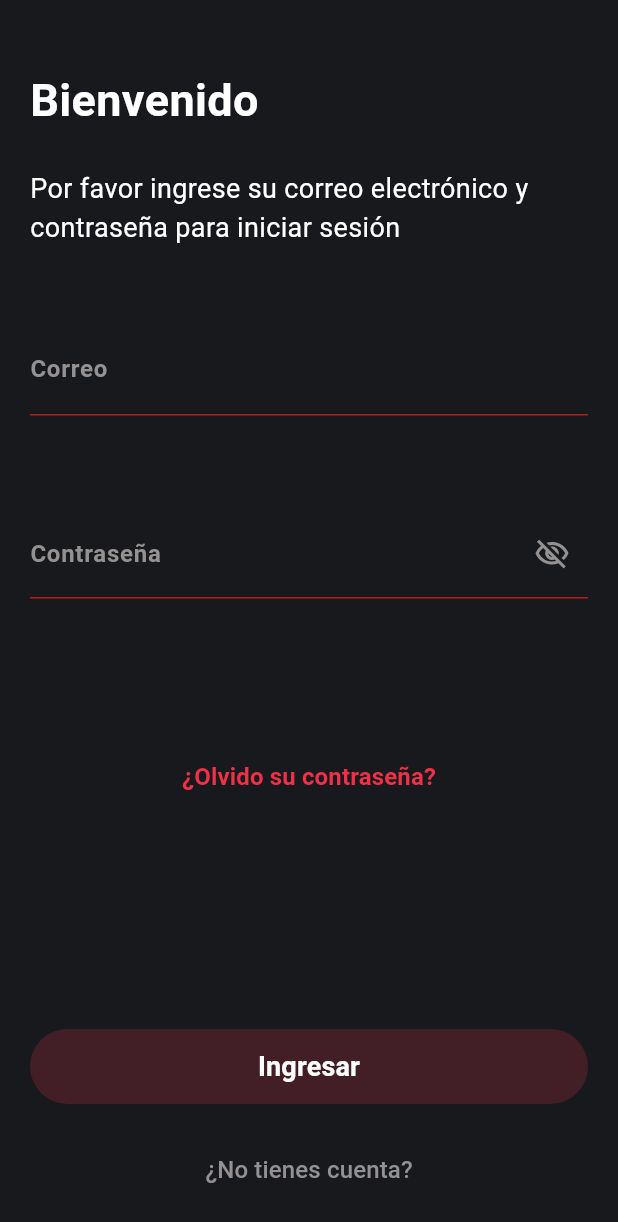
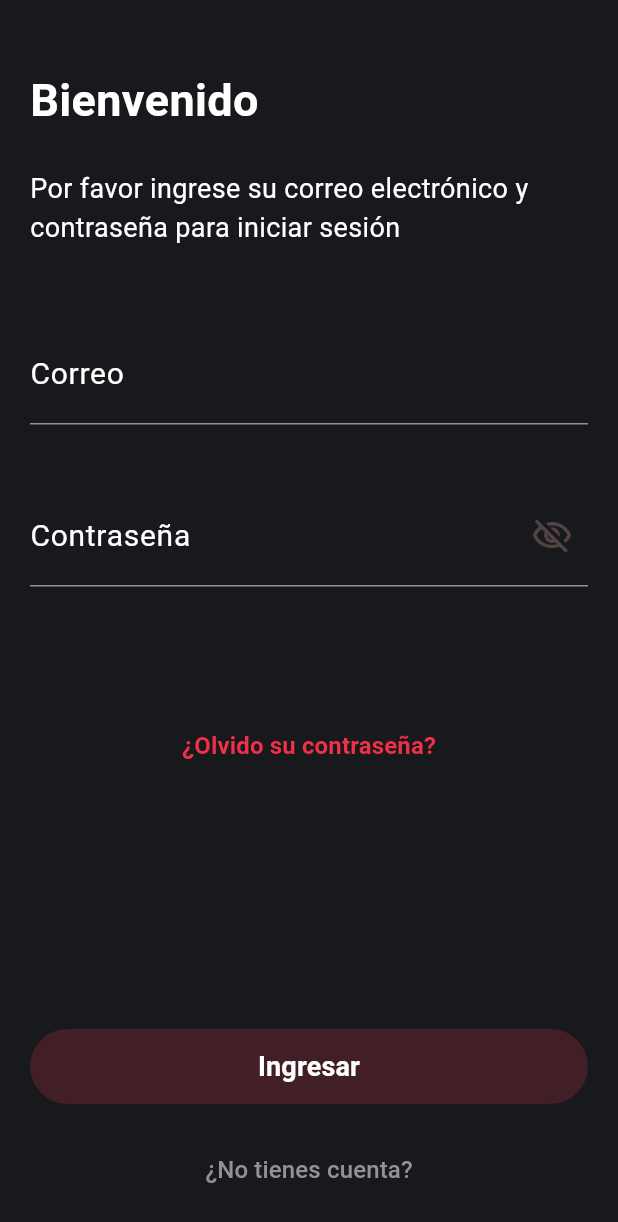
Before and after one commit to sergioIbz/recetas, a Flutter app: the screen it shows after launch, on a phone screen of 412 x 824 dp. Shown: the top 1222 px of the screen. Run offline on Flutter 3.47's test engine with Material 3 defaults, Android fonts, the phone set to English and light mode, and no system bars; our stand-ins replace flutter_riverpod, go_router, google_fonts.

Commit message:
optimizacion text field

```diff
--- a/lib/config/router/app_router.dart
+++ b/lib/config/router/app_router.dart
@@ -1,5 +1,6 @@
 import 'package:go_router/go_router.dart';
 import 'package:recetas/presentation/screens/auth/login/login_screen.dart';
+import 'package:recetas/presentation/screens/auth/register/register_screen.dart';
 
 final appRouter = GoRouter(
   initialLocation: '/${LoginScreen.name}',
@@ -9,5 +10,10 @@ final appRouter = GoRouter(
       name: LoginScreen.name,
       builder: (context, state) => const LoginScreen(),
     ),
+    GoRoute(
+      path: '/${RegisterScreen.name}',
+      name: RegisterScreen.name,
+      builder: (context, state) => const RegisterScreen(),
+    ),
   ],
 );
--- a/lib/presentation/screens/auth/login/login_screen.dart
+++ b/lib/presentation/screens/auth/login/login_screen.dart
@@ -1,7 +1,10 @@
 import 'package:flutter/material.dart';
 import 'package:flutter_riverpod/flutter_riverpod.dart';
+import 'package:go_router/go_router.dart';
 import 'package:recetas/config/theme/app_theme.dart';
+import 'package:recetas/presentation/screens/auth/register/register_screen.dart';
 import 'package:recetas/presentation/screens/providers/login_provider.dart';
+import 'package:recetas/presentation/screens/widgets/custom_text_field.dart';
 
 class LoginScreen extends ConsumerWidget {
   static const name = 'login-screen';
@@ -11,9 +14,9 @@ class LoginScreen extends ConsumerWidget {
   Widget build(BuildContext context, WidgetRef ref) {
     final height = MediaQuery.of(context).size.height;
 
-    final errorEmail = ref.watch(loginStateProvider).email.error;
-    final errorPassword = ref.watch(loginStateProvider).password.error;
     final isvalid = ref.watch(loginStateProvider.notifier).isValid();
+    final loginProvider = ref.watch(loginStateProvider);
+    final textUpdate = ref.read(loginStateProvider.notifier);
 
     return Scaffold(
       body: SingleChildScrollView(
@@ -40,46 +43,21 @@ class LoginScreen extends ConsumerWidget {
                     'Por favor ingrese su correo electrónico y contraseña para iniciar sesión',
                     style: TextStyle(
                       fontSize: 18,
-                      //fontWeight: FontWeight.bold,
                     ),
                   ),
                   const SizedBox(height: 50),
-                  TextField(
-                    style: const TextStyle(fontSize: 20),
-                    decoration: InputDecoration(
-                      errorText: errorEmail,
-                      errorStyle: const TextStyle(fontSize: 15),
-                      labelText: 'Correo',
-                    ),
-                    keyboardType: TextInputType.emailAddress,
-                    onChanged: (value) {
-                      ref.read(loginStateProvider.notifier).changeEmail(value);
-                    },
+                  CustomTextField(
+                    labelText: 'Correo',
+                    errorText: loginProvider.email.error,
+                    onChanged: textUpdate.changeEmail,
                   ),
                   const SizedBox(height: 40),
-                  TextField(
-                    onChanged: (value) {
-                      ref
-                          .read(loginStateProvider.notifier)
-                          .changePassword(value);
-                    },
-                    style: const TextStyle(
-                      fontSize: 18,
-                    ),
-                    decoration: InputDecoration(
-                      errorText: errorPassword,
-                      errorStyle: const TextStyle(fontSize: 15),
-                      labelText: 'Contraseña',
-                      suffixIcon: IconButton(
-                        onPressed: () {},
-                        icon: const Icon(
-                          Icons.visibility_off_outlined,
-                          color: AppTheme.unselectedColor,
-                        ),
-                      ),
-                    ),
-                    obscureText: true,
-                    obscuringCharacter: '●',
+
+                  CustomTextField(
+                    isPassword: true,
+                    labelText: 'Contraseña',
+                    errorText: loginProvider.password.error,
+                    onChanged: textUpdate.changePassword,
                   ),
                   const Spacer(flex: 1),
                   Align(
@@ -119,7 +97,9 @@ class LoginScreen extends ConsumerWidget {
                   const SizedBox(height: 20),
                   Align(
                     child: TextButton(
-                      onPressed: () {},
+                      onPressed: () {
+                        context.pushNamed(RegisterScreen.name);
+                      },
                       child: const Text(
                         '¿No tienes cuenta?',
                         style: TextStyle(
--- /dev/null
+++ b/lib/presentation/screens/providers/obscure_text_provider.dart
@@ -0,0 +1,5 @@
+import 'package:flutter_riverpod/flutter_riverpod.dart';
+
+final obscureTextProvider = StateProvider<bool>((ref) {
+  return true;
+});
--- /dev/null
+++ b/lib/presentation/screens/widgets/custom_text_field.dart
@@ -0,0 +1,54 @@
+import 'package:flutter/material.dart';
+import 'package:flutter_riverpod/flutter_riverpod.dart';
+import 'package:recetas/presentation/screens/providers/obscure_text_provider.dart';
+
+class CustomTextField extends ConsumerWidget {
+  final String? errorText;
+  final String? labelText;
+  final bool isPassword;
+  final Function(String)? onChanged;
+  const CustomTextField({
+    this.isPassword = false,
+    this.labelText,
+    this.errorText,
+    this.onChanged,
+    super.key,
+  });
+
+  @override
+  Widget build(BuildContext context, WidgetRef ref) {
+    final isObscureText = ref.watch(obscureTextProvider);
+    return TextField(
+      style: const TextStyle(fontSize: 22),
+      obscureText: isPassword && isObscureText,
+      decoration: InputDecoration(
+        errorText: errorText?.isNotEmpty ?? false ? errorText : null,
+        errorStyle: const TextStyle(fontSize: 15),
+        labelText: labelText,
+        labelStyle: const TextStyle(
+          fontSize: 20,
+          color: Colors.white,
+        ),
+        suffixIcon: isPassword
+            ? IconButton(
+                onPressed: () => ref
+                    .read(
+                      obscureTextProvider.notifier,
+                    )
+                    .update(
+                      (state) => !state,
+                    ),
+                icon: Icon(
+                  isObscureText
+                      ? Icons.visibility_off_outlined
+                      : Icons.visibility_outlined,
+                  size: 28,
+                ),
+              )
+            : null,
+      ),
+      keyboardType: TextInputType.emailAddress,
+      onChanged: onChanged,
+    );
+  }
+}
```
Also changed, not shown: lib/presentation/screens/auth/register/register_screen.dart (added, +11 -0 lines), lib/presentation/screens/auth/register/register_state.dart (added, +43 -0 lines).
